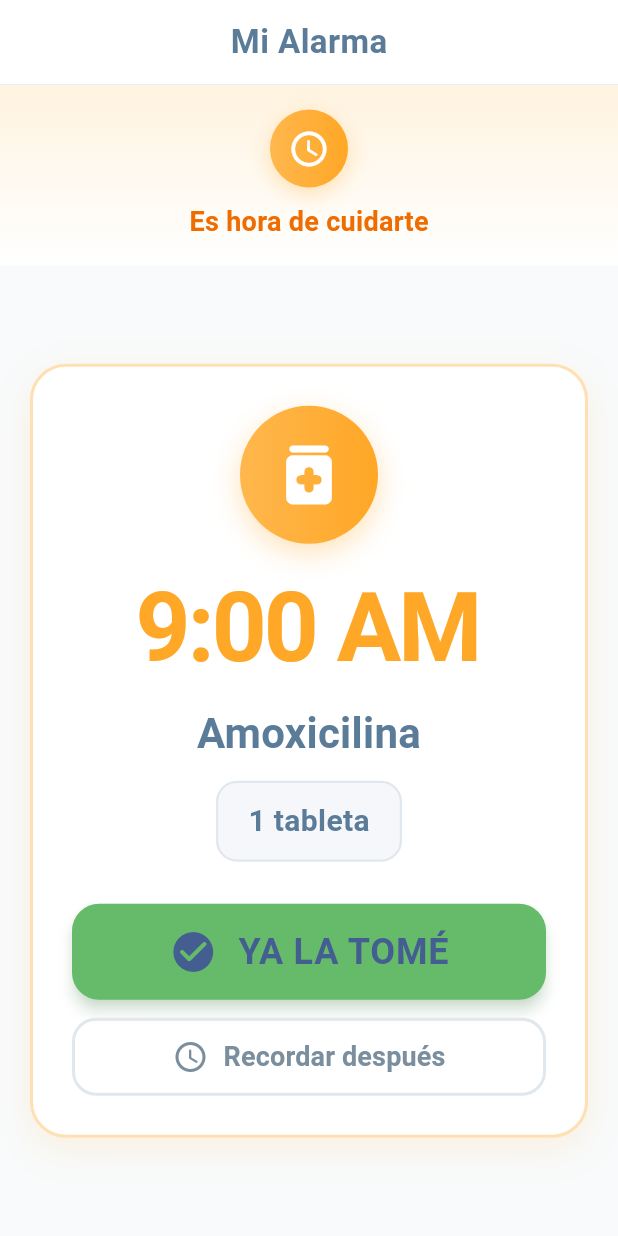
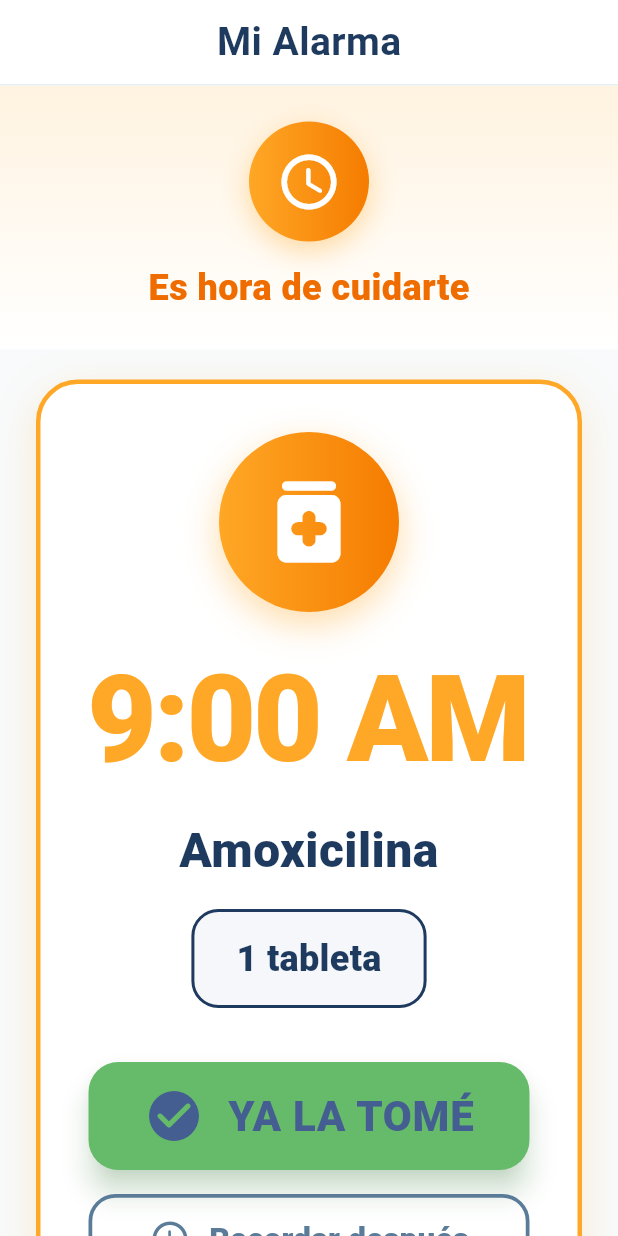
Before and after one commit to Luis2Sosa/medicare_app, a Flutter app: the AlarmHomeScreen screen opened directly, on a phone screen of 412 x 824 dp. Run offline on Flutter 3.47's test engine with Material 3 defaults, Android fonts, the phone set to English and light mode, and no system bars.

Commit message:
Ajustanto marco informativos de las pantallas

```diff
--- a/lib/modules/alarms/screens/alarm_home_screen.dart
+++ b/lib/modules/alarms/screens/alarm_home_screen.dart
@@ -43,13 +43,13 @@ class _AlarmHomeScreenState extends State<AlarmHomeScreen> with SingleTickerProv
       backgroundColor: const Color(0xFFF8FAFB),
       appBar: AppBar(
         backgroundColor: Colors.white,
-        foregroundColor: const Color(0xFF5B7C99),
+        foregroundColor: const Color(0xFF1E3A5F),
         centerTitle: true,
         elevation: 0,
         title: const Text(
           "Mi Alarma",
           style: TextStyle(
-            fontSize: 22,
+            fontSize: 26,
             fontWeight: FontWeight.w700,
             letterSpacing: 0.3,
           ),
@@ -65,10 +65,10 @@ class _AlarmHomeScreenState extends State<AlarmHomeScreen> with SingleTickerProv
       body: SafeArea(
         child: Column(
           children: [
-            // HEADER CÁLIDO
+            // HEADER MÁS GRANDE Y CLARO
             Container(
               width: double.infinity,
-              padding: const EdgeInsets.symmetric(vertical: 16),
+              padding: const EdgeInsets.symmetric(vertical: 24),
               decoration: BoxDecoration(
                 gradient: LinearGradient(
                   colors: taken
@@ -81,37 +81,37 @@ class _AlarmHomeScreenState extends State<AlarmHomeScreen> with SingleTickerProv
               child: Column(
                 children: [
                   Container(
-                    padding: const EdgeInsets.all(12),
+                    padding: const EdgeInsets.all(18),
                     decoration: BoxDecoration(
                       gradient: LinearGradient(
                         colors: taken
-                            ? [const Color(0xFF81C784), const Color(0xFF66BB6A)]
-                            : [const Color(0xFFFFB74D), const Color(0xFFFFA726)],
+                            ? [const Color(0xFF66BB6A), const Color(0xFF4CAF50)]
+                            : [const Color(0xFFFFA726), const Color(0xFFF57C00)],
                       ),
                       shape: BoxShape.circle,
                       boxShadow: [
                         BoxShadow(
-                          color: (taken ? const Color(0xFF81C784) : const Color(0xFFFFB74D))
+                          color: (taken ? const Color(0xFF66BB6A) : const Color(0xFFFFA726))
                               .withOpacity(0.4),
-                          blurRadius: 12,
-                          offset: const Offset(0, 4),
+                          blurRadius: 16,
+                          offset: const Offset(0, 6),
                         ),
                       ],
                     ),
                     child: Icon(
                       taken ? Icons.check_circle_rounded : Icons.schedule_rounded,
-                      size: 28,
+                      size: 44,
                       color: Colors.white,
                     ),
                   ),
-                  const SizedBox(height: 10),
+                  const SizedBox(height: 14),
                   Text(
                     taken ? "¡Excelente trabajo!" : "Es hora de cuidarte",
                     style: TextStyle(
-                      fontSize: 18,
-                      fontWeight: FontWeight.bold,
+                      fontSize: 24,
+                      fontWeight: FontWeight.w900,
                       color: taken ? const Color(0xFF388E3C) : const Color(0xFFEF6C00),
-                      letterSpacing: 0.2,
+                      letterSpacing: 0.3,
                     ),
                   ),
                 ],
@@ -122,7 +122,7 @@ class _AlarmHomeScreenState extends State<AlarmHomeScreen> with SingleTickerProv
             Expanded(
               child: Center(
                 child: SingleChildScrollView(
-                  padding: const EdgeInsets.symmetric(horizontal: 20, vertical: 16),
+                  padding: const EdgeInsets.symmetric(horizontal: 24, vertical: 20),
                   child: _alarmCard(),
                 ),
               ),
@@ -136,22 +136,22 @@ class _AlarmHomeScreenState extends State<AlarmHomeScreen> with SingleTickerProv
   Widget _alarmCard() {
     return Container(
       width: double.infinity,
-      constraints: const BoxConstraints(maxWidth: 400),
-      padding: const EdgeInsets.all(26),
+      constraints: const BoxConstraints(maxWidth: 420),
+      padding: const EdgeInsets.all(32),
       decoration: BoxDecoration(
         color: Colors.white,
-        borderRadius: BorderRadius.circular(24),
+        borderRadius: BorderRadius.circular(28),
         border: Border.all(
           color: taken
-              ? const Color(0xFFC8E6C9)
-              : const Color(0xFFFFE0B2),
-          width: 2,
+              ? const Color(0xFF66BB6A)
+              : const Color(0xFFFFA726),
+          width: 3,
         ),
         boxShadow: [
           BoxShadow(
-            color: (taken ? const Color(0xFF81C784) : const Color(0xFFFFB74D))
-                .withOpacity(0.15),
-            blurRadius: 20,
+            color: (taken ? const Color(0xFF66BB6A) : const Color(0xFFFFA726))
+                .withOpacity(0.2),
+            blurRadius: 24,
             offset: const Offset(0, 8),
           ),
         ],
@@ -159,84 +159,85 @@ class _AlarmHomeScreenState extends State<AlarmHomeScreen> with SingleTickerProv
       child: Column(
         mainAxisSize: MainAxisSize.min,
         children: [
-          // ÍCONO MEDICAMENTO
+          // ÍCONO MEDICAMENTO MÁS GRANDE
           Container(
-            padding: const EdgeInsets.all(20),
+            padding: const EdgeInsets.all(24),
             decoration: BoxDecoration(
               gradient: LinearGradient(
                 colors: taken
-                    ? [const Color(0xFF81C784), const Color(0xFF66BB6A)]
-                    : [const Color(0xFFFFB74D), const Color(0xFFFFA726)],
+                    ? [const Color(0xFF66BB6A), const Color(0xFF4CAF50)]
+                    : [const Color(0xFFFFA726), const Color(0xFFF57C00)],
               ),
               shape: BoxShape.circle,
               boxShadow: [
                 BoxShadow(
-                  color: (taken ? const Color(0xFF81C784) : const Color(0xFFFFB74D))
+                  color: (taken ? const Color(0xFF66BB6A) : const Color(0xFFFFA726))
                       .withOpacity(0.4),
-                  blurRadius: 16,
-                  offset: const Offset(0, 6),
+                  blurRadius: 20,
+                  offset: const Offset(0, 8),
                 ),
               ],
             ),
             child: const Icon(
               Icons.medication_rounded,
-              size: 52,
+              size: 72,
               color: Colors.white,
             ),
           ),
 
-          const SizedBox(height: 24),
+          const SizedBox(height: 32),
 
-          // HORA GRANDE
+          // ✅ HORA GIGANTE Y MUY VISIBLE
           Text(
             alarmTime,
             style: TextStyle(
-              fontSize: 64,
-              fontWeight: FontWeight.bold,
+              fontSize: 80,
+              fontWeight: FontWeight.w900,
               color: taken ? const Color(0xFF66BB6A) : const Color(0xFFFFA726),
               letterSpacing: -2,
               height: 1,
             ),
           ),
 
-          const SizedBox(height: 18),
+          const SizedBox(height: 24),
 
-          // MEDICAMENTO
+          // ✅ MEDICAMENTO MÁS GRANDE
           Text(
             medication,
             style: const TextStyle(
-              fontSize: 28,
-              fontWeight: FontWeight.bold,
-              color: Color(0xFF5B7C99),
-              letterSpacing: 0.2,
+              fontSize: 32,
+              fontWeight: FontWeight.w900,
+              color: Color(0xFF1E3A5F),
+              letterSpacing: 0.3,
             ),
             textAlign: TextAlign.center,
           ),
 
-          const SizedBox(height: 12),
+          const SizedBox(height: 16),
 
-          // DOSIS
+          // ✅ DOSIS MÁS GRANDE Y CLARA
           Container(
-            padding: const EdgeInsets.symmetric(horizontal: 20, vertical: 11),
+            padding: const EdgeInsets.symmetric(horizontal: 28, vertical: 14),
             decoration: BoxDecoration(
               color: const Color(0xFFF5F7FA),
-              borderRadius: BorderRadius.circular(14),
+              borderRadius: BorderRadius.circular(18),
               border: Border.all(
-                color: const Color(0xFFE0E7ED),
-                width: 1.5,
+                color: const Color(0xFF1E3A5F),
+                width: 2,
               ),
             ),
             child: Text(
               dosage,
               style: const TextStyle(
-                fontSize: 20,
-                fontWeight: FontWeight.w600,
-                color: Color(0xFF5B7C99),
+                fontSize: 24,
+                fontWeight: FontWeight.w800,
+                color: Color(0xFF1E3A5F),
+                letterSpacing: 0.2,
               ),
             ),
           ),
 
-          const SizedBox(height: 28),
+          const SizedBox(height: 36),
 
           // BOTÓN O CONFIRMACIÓN
           if (!taken)
@@ -251,39 +252,39 @@ class _AlarmHomeScreenState extends State<AlarmHomeScreen> with SingleTickerProv
   Widget _buildActionButton() {
     return Column(
       children: [
-        // BOTÓN PRINCIPAL
+        // ✅ BOTÓN PRINCIPAL MÁS GRANDE
         SizedBox(
           width: double.infinity,
-          height: 64,
+          height: 72,
           child: ElevatedButton(
             style: ElevatedButton.styleFrom(
               backgroundColor: const Color(0xFF66BB6A),
-              elevation: 4,
-              shadowColor: const Color(0xFF81C784).withOpacity(0.5),
+              elevation: 8,
+              shadowColor: const Color(0xFF66BB6A).withOpacity(0.5),
               shape: RoundedRectangleBorder(
-                borderRadius: BorderRadius.circular(18),
+                borderRadius: BorderRadius.circular(20),
               ),
             ),
             onPressed: isProcessing ? null : _markAsTaken,
             child: isProcessing
                 ? const SizedBox(
-              width: 28,
-              height: 28,
+              width: 32,
+              height: 32,
               child: CircularProgressIndicator(
                 color: Colors.white,
-                strokeWidth: 3,
+                strokeWidth: 4,
               ),
             )
                 : Row(
               mainAxisAlignment: MainAxisAlignment.center,
               children: const [
-                Icon(Icons.check_circle_rounded, size: 32),
-                SizedBox(width: 14),
+                Icon(Icons.check_circle_rounded, size: 40),
+                SizedBox(width: 16),
                 Text(
                   "YA LA TOMÉ",
                   style: TextStyle(
-                    fontSize: 24,
-                    fontWeight: FontWeight.bold,
+                    fontSize: 28,
+                    fontWeight: FontWeight.w900,
                     letterSpacing: 0.5,
                   ),
                 ),
@@ -292,31 +293,31 @@ class _AlarmHomeScreenState extends State<AlarmHomeScreen> with SingleTickerProv
           ),
         ),
 
-        const SizedBox(height: 12),
+        const SizedBox(height: 16),
 
-        // BOTÓN SECUNDARIO
+        // ✅ BOTÓN SECUNDARIO MÁS GRANDE
         SizedBox(
           width: double.infinity,
-          height: 52,
+          height: 60,
           child: OutlinedButton(
             style: OutlinedButton.styleFrom(
-              foregroundColor: const Color(0xFF7A8E9E),
-              side: const BorderSide(color: Color(0xFFE0E7ED), width: 2),
+              foregroundColor: const Color(0xFF5B7C99),
+              side: const BorderSide(color: Color(0xFF5B7C99), width: 2.5),
               shape: RoundedRectangleBorder(
-                borderRadius: BorderRadius.circular(16),
+                borderRadius: BorderRadius.circular(18),
               ),
             ),
             onPressed: isProcessing ? null : _postponeAlarm,
             child: Row(
               mainAxisAlignment: MainAxisAlignment.center,
               children: const [
-                Icon(Icons.access_time_rounded, size: 24),
-                SizedBox(width: 10),
+                Icon(Icons.access_time_rounded, size: 28),
+                SizedBox(width: 12),
                 Text(
                   "Recordar después",
                   style: TextStyle(
-                    fontSize: 18,
-                    fontWeight: FontWeight.w600,
+                    fontSize: 21,
+                    fontWeight: FontWeight.w800,
                   ),
                 ),
               ],
@@ -333,40 +334,47 @@ class _AlarmHomeScreenState extends State<AlarmHomeScreen> with SingleTickerProv
       child: Column(
         children: [
           Container(
-            padding: const EdgeInsets.all(20),
+            padding: const EdgeInsets.all(28),
             decoration: BoxDecoration(
               gradient: const LinearGradient(
                 colors: [Color(0xFFE8F5E9), Color(0xFFC8E6C9)],
               ),
               shape: BoxShape.circle,
               border: Border.all(
-                color: const Color(0xFF81C784),
-                width: 3,
+                color: const Color(0xFF66BB6A),
+                width: 4,
               ),
+              boxShadow: [
+                BoxShadow(
+                  color: const Color(0xFF66BB6A).withOpacity(0.3),
+                  blurRadius: 20,
+                  offset: const Offset(0, 8),
+                ),
+              ],
             ),
             child: const Icon(
               Icons.check_circle_rounded,
-              size: 64,
+              size: 80,
               color: Color(0xFF66BB6A),
             ),
           ),
-          const SizedBox(height: 18),
+          const SizedBox(height: 24),
           const Text(
             "¡Muy bien hecho!",
             style: TextStyle(
-              fontSize: 26,
-              fontWeight: FontWeight.bold,
+              fontSize: 32,
+              fontWeight: FontWeight.w900,
               color: Color(0xFF66BB6A),
-              letterSpacing: 0.2,
+              letterSpacing: 0.3,
             ),
           ),
-          const SizedBox(height: 8),
+          const SizedBox(height: 12),
           const Text(
             "Tu salud es lo primero",
             style: TextStyle(
-              fontSize: 18,
-              fontWeight: FontWeight.w600,
-              color: Color(0xFF81C784),
+              fontSize: 22,
+              fontWeight: FontWeight.w700,
+              color: Color(0xFF4CAF50),
             ),
           ),
         ],
@@ -392,12 +400,12 @@ class _AlarmHomeScreenState extends State<AlarmHomeScreen> with SingleTickerProv
       SnackBar(
         content: Row(
           children: const [
-            Icon(Icons.check_circle, color: Colors.white, size: 26),
-            SizedBox(width: 14),
+            Icon(Icons.check_circle, color: Colors.white, size: 32),
+            SizedBox(width: 16),
             Expanded(
               child: Text(
                 "¡Excelente! Sigue así",
-                style: TextStyle(fontSize: 16, fontWeight: FontWeight.w600),
+                style: TextStyle(fontSize: 19, fontWeight: FontWeight.w800),
               ),
             ),
           ],
@@ -405,8 +413,9 @@ class _AlarmHomeScreenState extends State<AlarmHomeScreen> with SingleTickerProv
         backgroundColor: const Color(0xFF66BB6A),
         behavior: SnackBarBehavior.floating,
         duration: const Duration(seconds: 2),
-        shape: RoundedRectangleBorder(borderRadius: BorderRadius.circular(12)),
-        margin: const EdgeInsets.all(16),
+        shape: RoundedRectangleBorder(borderRadius: BorderRadius.circular(16)),
+        margin: const EdgeInsets.all(20),
+        padding: const EdgeInsets.symmetric(horizontal: 20, vertical: 16),
       ),
     );
   }
@@ -415,38 +424,81 @@ class _AlarmHomeScreenState extends State<AlarmHomeScreen> with SingleTickerProv
     showDialog(
       context: context,
       builder: (context) => AlertDialog(
-        shape: RoundedRectangleBorder(borderRadius: BorderRadius.circular(20)),
+        shape: RoundedRectangleBorder(borderRadius: BorderRadius.circular(28)),
+        contentPadding: const EdgeInsets.all(32),
         title: const Text(
           "¿Cuánto tiempo?",
-          style: TextStyle(fontSize: 24, fontWeight: FontWeight.bold),
+          style: TextStyle(
+            fontSize: 28,
+            fontWeight: FontWeight.w900,
+            color: Color(0xFF1E3A5F),
+          ),
+          textAlign: TextAlign.center,
         ),
         content: const Text(
           "¿En cuánto tiempo quieres que te recordemos?",
-          style: TextStyle(fontSize: 17),
+          style: TextStyle(
+            fontSize: 20,
+            color: Color(0xFF5B7C99),
+            fontWeight: FontWeight.w600,
+          ),
+          textAlign: TextAlign.center,
         ),
+        actionsAlignment: MainAxisAlignment.center,
+        actionsPadding: const EdgeInsets.only(bottom: 16, left: 16, right: 16),
         actions: [
           TextButton(
             onPressed: () => Navigator.pop(context),
-            child: const Text("Cancelar", style: TextStyle(fontSize: 17)),
+            style: TextButton.styleFrom(
+              padding: const EdgeInsets.symmetric(horizontal: 24, vertical: 14),
+            ),
+            child: const Text(
+              "Cancelar",
+              style: TextStyle(
+                fontSize: 19,
+                fontWeight: FontWeight.w700,
+                color: Color(0xFF90A4AE),
+              ),
+            ),
           ),
-          TextButton(
+          ElevatedButton(
             onPressed: () {
               Navigator.pop(context);
               _postponeFor(10);
             },
+            style: ElevatedButton.styleFrom(
+              backgroundColor: const Color(0xFFFFA726),
+              padding: const EdgeInsets.symmetric(horizontal: 28, vertical: 16),
+              shape: RoundedRectangleBorder(
+                borderRadius: BorderRadius.circular(16),
+              ),
+            ),
             child: const Text(
               "10 minutos",
-              style: TextStyle(fontSize: 17, fontWeight: FontWeight.bold),
+              style: TextStyle(
+                fontSize: 19,
+                fontWeight: FontWeight.w900,
+              ),
             ),
           ),
-          TextButton(
+          ElevatedButton(
             onPressed: () {
               Navigator.pop(context);
               _postponeFor(30);
             },
+            style: ElevatedButton.styleFrom(
+              backgroundColor: const Color(0xFFFFA726),
+              padding: const EdgeInsets.symmetric(horizontal: 28, vertical: 16),
+              shape: RoundedRectangleBorder(
+                borderRadius: BorderRadius.circular(16),
+              ),
+            ),
             child: const Text(
               "30 minutos",
-              style: TextStyle(fontSize: 17, fontWeight: FontWeight.bold),
+              style: TextStyle(
+                fontSize: 19,
+                fontWeight: FontWeight.w900,
+              ),
             ),
           ),
         ],
@@ -459,12 +511,15 @@ class _AlarmHomeScreenState extends State<AlarmHomeScreen> with SingleTickerProv
       SnackBar(
         content: Row(
           children: [
-            const Icon(Icons.schedule, color: Colors.white, size: 26),
-            const SizedBox(width: 14),
+            const Icon(Icons.schedule, color: Colors.white, size: 32),
+            const SizedBox(width: 16),
             Expanded(
               child: Text(
                 "Te recordaremos en $minutes minutos",
-                style: const TextStyle(fontSize: 16),
+                style: const TextStyle(
+                  fontSize: 19,
+                  fontWeight: FontWeight.w800,
+                ),
               ),
             ),
           ],
@@ -472,8 +527,9 @@ class _AlarmHomeScreenState extends State<AlarmHomeScreen> with SingleTickerProv
         backgroundColor: const Color(0xFFFFA726),
         behavior: SnackBarBehavior.floating,
         duration: const Duration(seconds: 2),
-        shape: RoundedRectangleBorder(borderRadius: BorderRadius.circular(12)),
-        margin: const EdgeInsets.all(16),
+        shape: RoundedRectangleBorder(borderRadius: BorderRadius.circular(16)),
+        margin: const EdgeInsets.all(20),
+        padding: const EdgeInsets.symmetric(horizontal: 20, vertical: 16),
       ),
     );
   }
```
Also changed, not shown: lib/modules/treatments/screens/treatment_list_screen.dart (+20 -15 lines).
